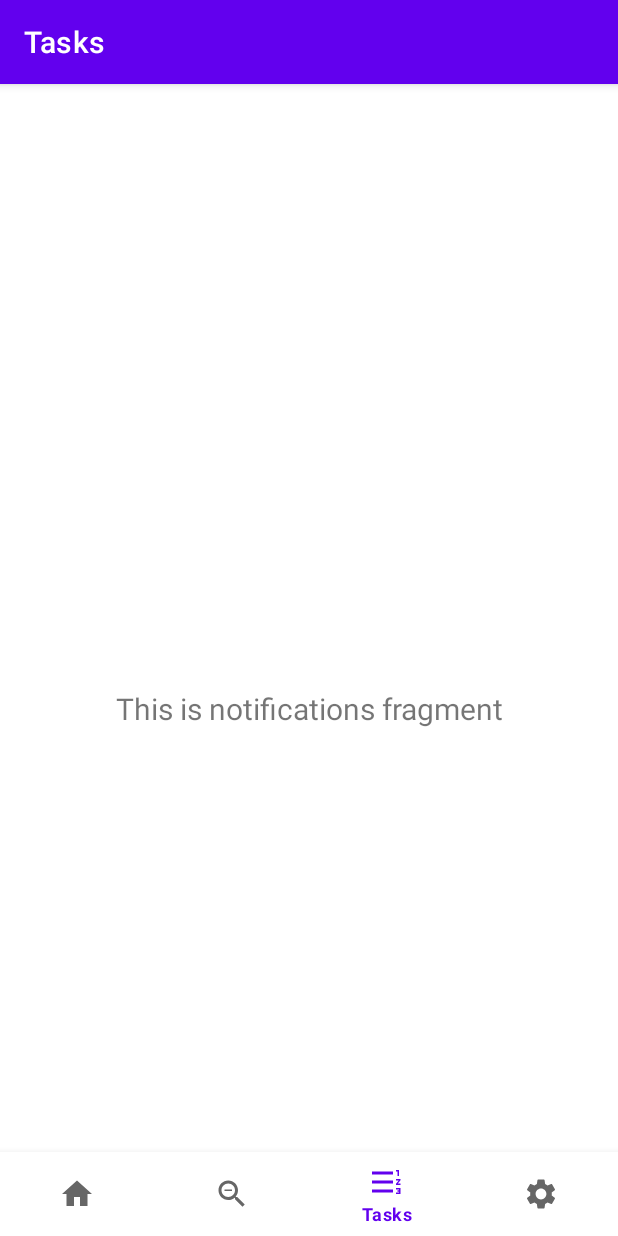
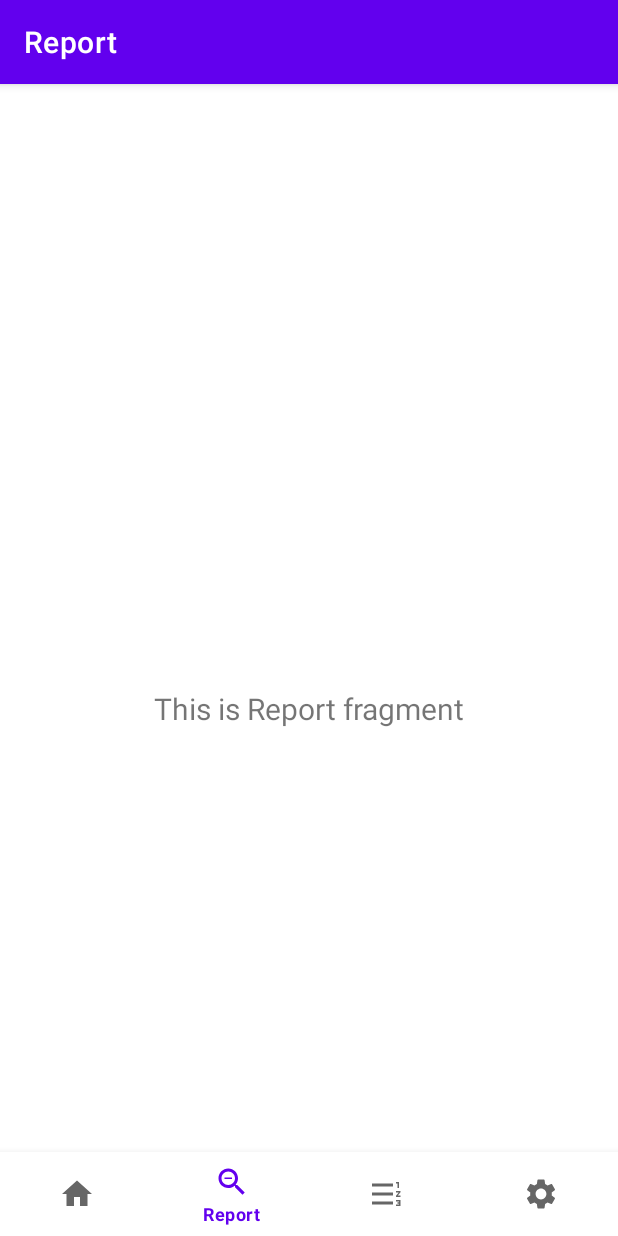
Before and after one commit to SimoravaIT/Tamagotchi_Android, an Android app: the ReportFragment screen opened through its navigation route, on a phone screen of 412 x 824 dp. Run offline under Robolectric (Android 15) with nearby library versions, the phone set to English and light mode, and no system bars; our stand-ins replace navigation-ui.

Commit message:
bottom menu implemented with the switch between the 4 fragments

```diff
--- a/app/src/main/java/com/example/androidapp/MainActivity.java
+++ b/app/src/main/java/com/example/androidapp/MainActivity.java
@@ -27,7 +27,7 @@ public class MainActivity extends AppCompatActivity {
         // Passing each menu ID as a set of Ids because each
         // menu should be considered as top level destinations.
         AppBarConfiguration appBarConfiguration = new AppBarConfiguration.Builder(
-                R.id.navigation_home, R.id.navigation_dashboard, R.id.navigation_notifications)
+                R.id.navigation_home, R.id.navigation_report, R.id.navigation_tasks,R.id.navigation_settings)
                 .build();
         NavController navController = Navigation.findNavController(this, R.id.nav_host_fragment_activity_main);
         NavigationUI.setupActionBarWithNavController(this, navController, appBarConfiguration);
--- a/app/src/main/java/com/example/androidapp/ui/notifications/NotificationsFragment.java
+++ b/app/src/main/java/com/example/androidapp/ui/report/ReportFragment.java
@@ -1,4 +1,4 @@
-package com.example.androidapp.ui.notifications;
+package com.example.androidapp.ui.report;
 
 import android.os.Bundle;
 import android.view.LayoutInflater;
@@ -12,24 +12,24 @@ import androidx.fragment.app.Fragment;
 import androidx.lifecycle.Observer;
 import androidx.lifecycle.ViewModelProvider;
 
-import com.example.androidapp.R;
-import com.example.androidapp.databinding.FragmentNotificationsBinding;
+import com.example.androidapp.databinding.FragmentReportBinding;
 
-public class NotificationsFragment extends Fragment {
 
-    private NotificationsViewModel notificationsViewModel;
-    private FragmentNotificationsBinding binding;
+public class ReportFragment extends Fragment {
+
+    private ReportViewModel reportViewModel;
+    private FragmentReportBinding binding;
 
     public View onCreateView(@NonNull LayoutInflater inflater,
                              ViewGroup container, Bundle savedInstanceState) {
-        notificationsViewModel =
-                new ViewModelProvider(this).get(NotificationsViewModel.class);
+        reportViewModel =
+                new ViewModelProvider(this).get(ReportViewModel.class);
 
-        binding = FragmentNotificationsBinding.inflate(inflater, container, false);
+        binding = FragmentReportBinding.inflate(inflater, container, false);
         View root = binding.getRoot();
 
-        final TextView textView = binding.textNotifications;
-        notificationsViewModel.getText().observe(getViewLifecycleOwner(), new Observer<String>() {
+        final TextView textView = binding.textDashboard;
+        reportViewModel.getText().observe(getViewLifecycleOwner(), new Observer<String>() {
             @Override
             public void onChanged(@Nullable String s) {
                 textView.setText(s);
--- a/app/src/main/java/com/example/androidapp/ui/notifications/NotificationsViewModel.java
+++ b/app/src/main/java/com/example/androidapp/ui/report/ReportViewModel.java
@@ -1,16 +1,16 @@
-package com.example.androidapp.ui.notifications;
+package com.example.androidapp.ui.report;
 
 import androidx.lifecycle.LiveData;
 import androidx.lifecycle.MutableLiveData;
 import androidx.lifecycle.ViewModel;
 
-public class NotificationsViewModel extends ViewModel {
+public class ReportViewModel extends ViewModel {
 
     private MutableLiveData<String> mText;
 
-    public NotificationsViewModel() {
+    public ReportViewModel() {
         mText = new MutableLiveData<>();
-        mText.setValue("This is notifications fragment");
+        mText.setValue("This is Report fragment");
     }
 
     public LiveData<String> getText() {
--- a/app/src/main/res/layout/activity_main.xml
+++ b/app/src/main/res/layout/activity_main.xml
@@ -1,6 +1,7 @@
 <?xml version="1.0" encoding="utf-8"?>
 <androidx.constraintlayout.widget.ConstraintLayout xmlns:android="http://schemas.android.com/apk/res/android"
     xmlns:app="http://schemas.android.com/apk/res-auto"
+    xmlns:tools="http://schemas.android.com/tools"
     android:id="@+id/container"
     android:layout_width="match_parent"
     android:layout_height="match_parent"
--- a/app/src/main/res/layout/fragment_notifications.xml
+++ b/app/src/main/res/layout/fragment_report.xml
@@ -4,10 +4,10 @@
     xmlns:tools="http://schemas.android.com/tools"
     android:layout_width="match_parent"
     android:layout_height="match_parent"
-    tools:context=".ui.notifications.NotificationsFragment">
+    tools:context=".ui.report.ReportFragment">
 
     <TextView
-        android:id="@+id/text_notifications"
+        android:id="@+id/text_dashboard"
         android:layout_width="match_parent"
         android:layout_height="wrap_content"
         android:layout_marginStart="8dp"
--- a/app/src/main/res/layout/fragment_dashboard.xml
+++ b/app/src/main/res/layout/fragment_setting.xml
@@ -4,10 +4,10 @@
     xmlns:tools="http://schemas.android.com/tools"
     android:layout_width="match_parent"
     android:layout_height="match_parent"
-    tools:context=".ui.dashboard.DashboardFragment">
+    tools:context=".ui.settings.SettingsFragment">
 
     <TextView
-        android:id="@+id/text_dashboard"
+        android:id="@+id/text_settings"
         android:layout_width="match_parent"
         android:layout_height="wrap_content"
         android:layout_marginStart="8dp"
--- a/app/src/main/res/menu/bottom_nav_menu.xml
+++ b/app/src/main/res/menu/bottom_nav_menu.xml
@@ -7,13 +7,13 @@
         android:title="@string/title_home" />
 
     <item
-        android:id="@+id/navigation_dashboard"
-        android:icon="@drawable/img_lens_temp"
-        android:title="@string/title_lens" />
+        android:id="@+id/navigation_report"
+        android:icon="@drawable/img_report_temp"
+        android:title="@string/title_report" />
 
     <item
-        android:id="@+id/navigation_notifications"
-        android:icon="@drawable/img_stat_temp"
+        android:id="@+id/navigation_tasks"
+        android:icon="@drawable/img_task_temp"
         android:title="@string/title_tasks" />
 
     <item
--- a/app/src/main/res/navigation/mobile_navigation.xml
+++ b/app/src/main/res/navigation/mobile_navigation.xml
@@ -12,20 +12,20 @@
         tools:layout="@layout/fragment_home" />
 
     <fragment
-        android:id="@+id/navigation_dashboard"
-        android:name="com.example.androidapp.ui.dashboard.DashboardFragment"
-        android:label="@string/title_lens"
-        tools:layout="@layout/fragment_dashboard" />
+        android:id="@+id/navigation_report"
+        android:name="com.example.androidapp.ui.report.ReportFragment"
+        android:label="@string/title_report"
+        tools:layout="@layout/fragment_report" />
 
     <fragment
-        android:id="@+id/navigation_notifications"
-        android:name="com.example.androidapp.ui.notifications.NotificationsFragment"
+        android:id="@+id/navigation_tasks"
+        android:name="com.example.androidapp.ui.tasks.TasksFragment"
         android:label="@string/title_tasks"
-        tools:layout="@layout/fragment_notifications" />
+        tools:layout="@layout/fragment_tasks" />
     <fragment
         android:id="@+id/navigation_settings"
-        android:name="com.example.androidapp.ui.notifications.NotificationsFragment"
-        android:label="@string/title_tasks"
-        tools:layout="@layout/fragment_notifications" />
+        android:name="com.example.androidapp.ui.settings.SettingsFragment"
+        android:label="@string/title_settings"
+        tools:layout="@layout/fragment_setting" />
 
 </navigation>
--- a/app/src/main/res/values/strings.xml
+++ b/app/src/main/res/values/strings.xml
@@ -1,7 +1,7 @@
 <resources>
     <string name="app_name">AndroidApp</string>
     <string name="title_home">Home</string>
-    <string name="title_lens">Lens</string>
+    <string name="title_report">Report</string>
     <string name="title_tasks">Tasks</string>
     <string name="title_settings">Settings</string>
 </resources>
```
Also changed, not shown: app/src/main/java/com/example/androidapp/ui/settings/SettingsFragment.java (renamed from app/src/main/java/com/example/androidapp/ui/dashboard/DashboardFragment.java, +11 -11 lines), app/src/main/java/com/example/androidapp/ui/settings/SettingsViewModel.java (renamed from app/src/main/java/com/example/androidapp/ui/dashboard/DashboardViewModel.java, +4 -4 lines), app/src/main/java/com/example/androidapp/ui/tasks/TasksFragment.java (added, +46 -0 lines), app/src/main/java/com/example/androidapp/ui/tasks/TasksViewModel.java (added, +19 -0 lines), app/src/main/res/layout/fragment_tasks.xml (added, +22 -0 lines), app/src/main/res/drawable/img_report_temp.xml (renamed from app/src/main/res/drawable/img_lens_temp.xml), app/src/main/res/drawable/img_task_temp.xml (renamed from app/src/main/res/drawable/img_stat_temp.xml).
